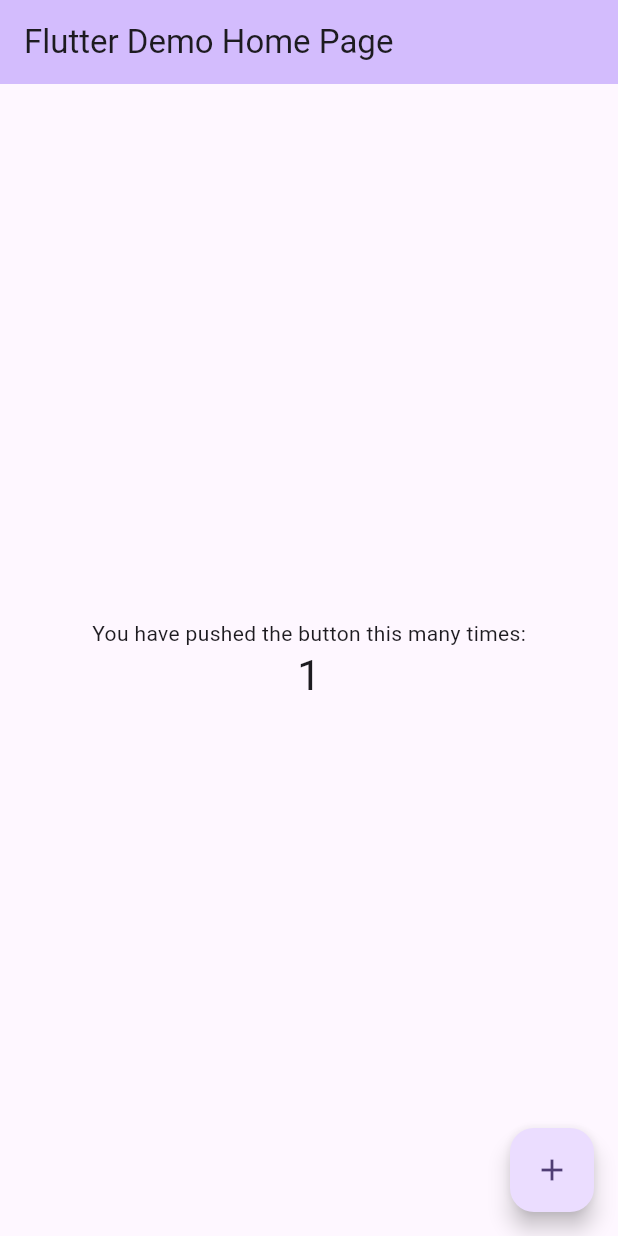
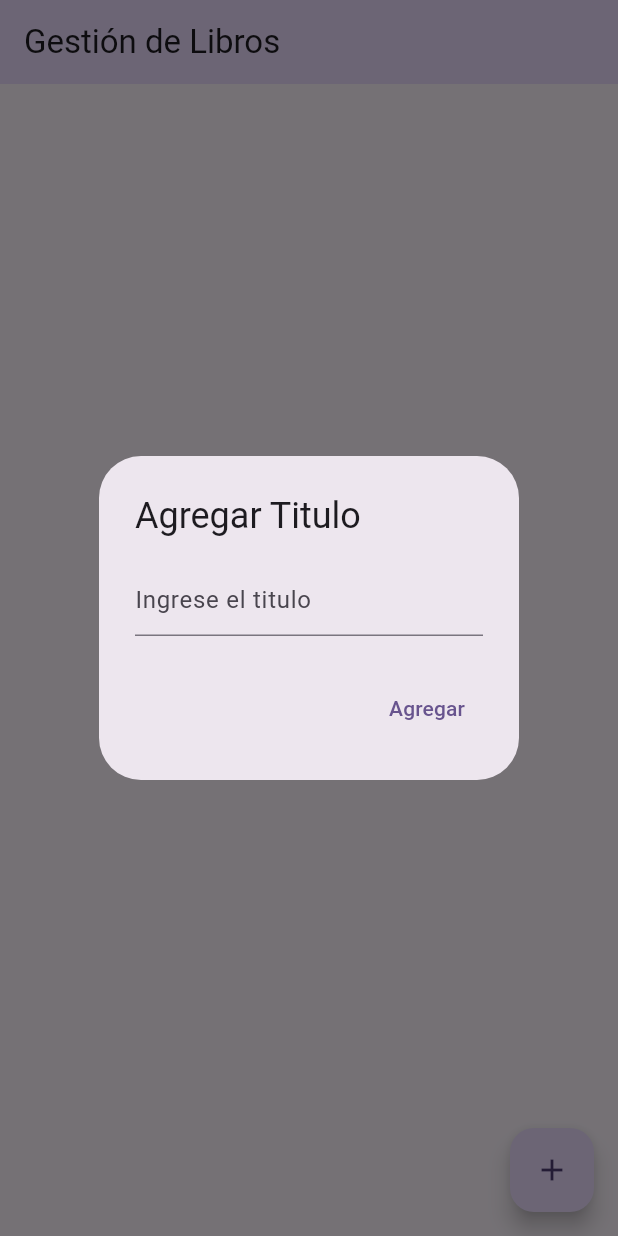
Before and after one commit to Abrilskop/test_sqlite, a Flutter app: the screen it shows after launch, after a tap on the "add" icon, on a phone screen of 412 x 824 dp. Run offline on Flutter 3.47's test engine with Material 3 defaults, Android fonts, the phone set to English and light mode, and no system bars; our stand-ins replace sqflite; accounts and stored records are empty.

Commit message:
feat: add actividad 1

```diff
--- /dev/null
+++ b/lib/database_helper.dart
@@ -0,0 +1,77 @@
+import 'package:test_sqlite/libros.dart';
+import 'package:sqflite/sqflite.dart';
+import 'package:path/path.dart';
+
+class DatabaseHelper {
+  static final DatabaseHelper _instance = DatabaseHelper._internal();
+  factory DatabaseHelper() => _instance;
+
+  static Database? _database;
+
+  DatabaseHelper._internal();
+
+  Future<Database> get database async {
+    if (_database != null) return _database!;
+    _database = await _initDatabase();
+    return _database!;
+  }
+
+  // Inicialización de la base de datos
+  Future<Database> _initDatabase() async {
+    String path = join(await getDatabasesPath(), 'bdlibros.db');
+    return await openDatabase(
+      path,
+      onCreate: (db, version){
+        return db.execute(
+          "CREATE TABLE libros (id INTEGER PRIMARY KEY AUTOINCREMENT, tituloLibro TEXT",
+        );
+      },
+      version: 1,
+    );
+  }
+
+  // CRUD Operaciones
+  Future<void> insertLibro(Libro item) async {
+    final db = await database;
+    await db.insert('libros', item.toMap(), conflictAlgorithm: ConflictAlgorithm.replace);
+  }
+
+  Future<List<Libro>> getItems() async {
+    final db = await database;
+    final List<Map<String, dynamic>> maps = await db.query('libros');
+
+    return List.generate(maps.length, (i) {
+      return Libro(
+        id: maps[i]['id'],
+        tituloLibro: maps[i]['tituloLibro'],
+      );
+    });
+  }
+  Future<void> printDatabasePath() async {
+    String path = join(await getDatabasesPath(), 'bdlibros.db');
+    print("📂 Ruta de la base de datos: $path");
+  }
+
+  Future<int> eliminar(
+    String table,
+    {String? where, List<Object?>? whereArgs}
+  ) async {
+    final db = await _initDatabase();
+    return await db.delete(
+      table,
+      where: where,
+      whereArgs: whereArgs,
+    );
+  }
+
+  Future<int> actualizar(String table, Map<String, dynamic> values,
+    {String? where, List<Object?>? whereArgs}) async {
+    final db = await _initDatabase();
+    return await db.update(
+      table,
+      values,
+      where: where,
+      whereArgs: whereArgs,
+    );
+  }
+}
--- /dev/null
+++ b/lib/libros.dart
@@ -0,0 +1,11 @@
+class Libro{
+  int? id;
+  String tituloLibro;
+
+  Libro({this.id, required this.tituloLibro});
+
+  Map<String, dynamic> toMap(){
+    return {'id':id, 'tituloLibro':tituloLibro,
+    };
+  }
+}
--- a/lib/main.dart
+++ b/lib/main.dart
@@ -1,6 +1,6 @@
 import 'package:flutter/material.dart';
-import 'package:sqflite/sqflite.dart';
-
+import 'package:test_sqlite/libros.dart';
+import 'package:test_sqlite/database_helper.dart';
 
 void main() {
   runApp(const MyApp());
@@ -9,116 +9,178 @@ void main() {
 class MyApp extends StatelessWidget {
   const MyApp({super.key});
 
-  // This widget is the root of your application.
   @override
   Widget build(BuildContext context) {
     return MaterialApp(
-      title: 'Flutter Demo',
+      title: 'CRUD Libros',
       theme: ThemeData(
-        // This is the theme of your application.
-        //
-        // TRY THIS: Try running your application with "flutter run". You'll see
-        // the application has a purple toolbar. Then, without quitting the app,
-        // try changing the seedColor in the colorScheme below to Colors.green
-        // and then invoke "hot reload" (save your changes or press the "hot
-        // reload" button in a Flutter-supported IDE, or press "r" if you used
-        // the command line to start the app).
-        //
-        // Notice that the counter didn't reset back to zero; the application
-        // state is not lost during the reload. To reset the state, use hot
-        // restart instead.
-        //
-        // This works for code too, not just values: Most code changes can be
-        // tested with just a hot reload.
         colorScheme: ColorScheme.fromSeed(seedColor: Colors.deepPurple),
+        useMaterial3: true,
       ),
-      home: const MyHomePage(title: 'Flutter Demo Home Page'),
+      home: const MyHomePage(),
     );
   }
 }
 
 class MyHomePage extends StatefulWidget {
-  const MyHomePage({super.key, required this.title});
-
-  // This widget is the home page of your application. It is stateful, meaning
-  // that it has a State object (defined below) that contains fields that affect
-  // how it looks.
-
-  // This class is the configuration for the state. It holds the values (in this
-  // case the title) provided by the parent (in this case the App widget) and
-  // used by the build method of the State. Fields in a Widget subclass are
-  // always marked "final".
-
-  final String title;
+  const MyHomePage({super.key});
 
   @override
-  State<MyHomePage> createState() => _MyHomePageState();
+   State<MyHomePage> createState() => _MyHomePageState();
 }
 
 class _MyHomePageState extends State<MyHomePage> {
-  int _counter = 0;
+  final DatabaseHelper _dbHelper = DatabaseHelper();
+  final TextEditingController _EditTituloLibro=TextEditingController();
+  List<Libro> _items = [];
 
-  void _incrementCounter() {
+  @override
+  void initState() {
+    super.initState();
+    _cargarListaLibros();
+  }
+
+  Future<void> _cargarListaLibros() async {
+    final items = await _dbHelper.getItems();
     setState(() {
-      // This call to setState tells the Flutter framework that something has
-      // changed in this State, which causes it to rerun the build method below
-      // so that the display can reflect the updated values. If we changed
-      // _counter without calling setState(), then the build method would not be
-      // called again, and so nothing would appear to happen.
-      _counter++;
+      _items = items;
     });
   }
 
+  void _agregarNuevoLibro(String tituloLibro) async {
+    final nuevoLibro = Libro(tituloLibro: tituloLibro);
+    await _dbHelper.insertLibro(nuevoLibro);
+    print("NUEVO LIBRO AGREGADO CON EXITO");
+    _cargarListaLibros();
+  }
+
+  void _mostrarVentanaAgregar(){
+    showDialog(
+      context: context,
+      builder: (context){
+        return AlertDialog(
+          title: const Text("Agregar Titulo"),
+          content: TextField(
+            controller: _EditTituloLibro,
+            decoration: const InputDecoration(hintText: "Ingrese el titulo"),
+          ),
+          actions: [
+            TextButton(
+              onPressed: (){
+                if(_EditTituloLibro.text!.isNotEmpty){
+                  _agregarNuevoLibro(_EditTituloLibro.text.toString());
+                  Navigator.of(context).pop();
+                }
+              },
+              child: Text("Agregar"),
+            ),
+          ],
+        );
+      }
+    );
+  }
+
+  void _eliminarLibro(int id) async {
+    await _dbHelper.eliminar('libros', where: 'id = ?', whereArgs: [id]);
+    _cargarListaLibros();
+  }
+
+  void _mostrarMensajeModificar(int id){
+    showDialog(
+      context: context,
+      builder: (context){
+        return AlertDialog(
+          title: Text("Confirmar eliminacion"),
+          content: Text("Estas seguro de que quieres eliinar este libro?"),
+          actions: [
+            TextButton(
+              onPressed: (){
+                Navigator.of(context).pop();
+              },
+              child: Text("Cancelar"),
+            ),
+          ],
+        );
+      }
+    );
+  }
+
+  void _actualizarLibro(int id, String nuevoTitulo) async {
+    await _dbHelper.actualizar(
+      'libros',
+      {'tituloLibro': nuevoTitulo},
+      where: 'id = ?',
+      whereArgs: [id],
+    );
+    _cargarListaLibros();
+  }
+
+  void _ventanaEditar(int id, String tituloActual) {
+    TextEditingController _tituloController = TextEditingController(text: tituloActual);
+
+    showDialog(
+      context: context,
+      builder: (context){
+        return AlertDialog(
+          title: Text("Modificar Titulo del Libro"),
+          content: TextField(
+            controller: _tituloController,
+            decoration: InputDecoration(
+              hintText: "Escribe el nuevo titulo"
+            ),
+          ),
+          actions: [
+            TextButton(
+              onPressed: (){
+                Navigator.of(context).pop();
+              },
+              child: Text("Cancelar"),
+            ),
+            TextButton(
+              onPressed: (){
+                if (_tituloController.text!.isNotEmpty){
+                  _actualizarLibro(id, _tituloController.text.toString());
+                }
+                Navigator.of(context).pop();
+              },
+              child: Text("Guardar"),
+            ),
+          ],
+        );
+      }
+    );
+  }
   @override
   Widget build(BuildContext context) {
-    // This method is rerun every time setState is called, for instance as done
-    // by the _incrementCounter method above.
-    //
-    // The Flutter framework has been optimized to make rerunning build methods
-    // fast, so that you can just rebuild anything that needs updating rather
-    // than having to individually change instances of widgets.
     return Scaffold(
       appBar: AppBar(
-        // TRY THIS: Try changing the color here to a specific color (to
-        // Colors.amber, perhaps?) and trigger a hot reload to see the AppBar
-        // change color while the other colors stay the same.
-        backgroundColor: Theme.of(context).colorScheme.inversePrimary,
-        // Here we take the value from the MyHomePage object that was created by
-        // the App.build method, and use it to set our appbar title.
-        title: Text(widget.title),
+        title: Text('Gestión de Libros'),
+        backgroundColor: Theme.of(context).colorScheme.primaryContainer,
       ),
-      body: Center(
-        // Center is a layout widget. It takes a single child and positions it
-        // in the middle of the parent.
-        child: Column(
-          // Column is also a layout widget. It takes a list of children and
-          // arranges them vertically. By default, it sizes itself to fit its
-          // children horizontally, and tries to be as tall as its parent.
-          //
-          // Column has various properties to control how it sizes itself and
-          // how it positions its children. Here we use mainAxisAlignment to
-          // center the children vertically; the main axis here is the vertical
-          // axis because Columns are vertical (the cross axis would be
-          // horizontal).
-          //
-          // TRY THIS: Invoke "debug painting" (choose the "Toggle Debug Paint"
-          // action in the IDE, or press "p" in the console), to see the
-          // wireframe for each widget.
-          mainAxisAlignment: MainAxisAlignment.center,
-          children: <Widget>[
-            const Text('You have pushed the button this many times:'),
-            Text(
-              '$_counter',
-              style: Theme.of(context).textTheme.headlineMedium,
+      body: ListView.separated(
+        itemCount: _items.length,
+        separatorBuilder: (context, index) => Divider(),
+        itemBuilder: (context, index) {
+          final libro = _items[index];
+          return ListTile(
+            title: Text(libro.tituloLibro),
+            subtitle: Text('ID: ${libro.id}'),
+            trailing: IconButton(
+              icon: Icon(Icons.delete, color: Colors.grey),
+              onPressed: () {
+                _mostrarMensajeModificar(int.parse(libro.id.toString()));
+              },
             ),
-          ],
-        ),
+            onTap: (){
+              _ventanaEditar(int.parse(libro.id.toString()), libro.tituloLibro);
+            },
+          );
+        },
       ),
       floatingActionButton: FloatingActionButton(
-        onPressed: _incrementCounter,
-        tooltip: 'Increment',
-        child: const Icon(Icons.add),
-      ), // This trailing comma makes auto-formatting nicer for build methods.
+        onPressed: () => _mostrarVentanaAgregar(),
+        child: Icon(Icons.add),
+      ),
     );
   }
 }
```
